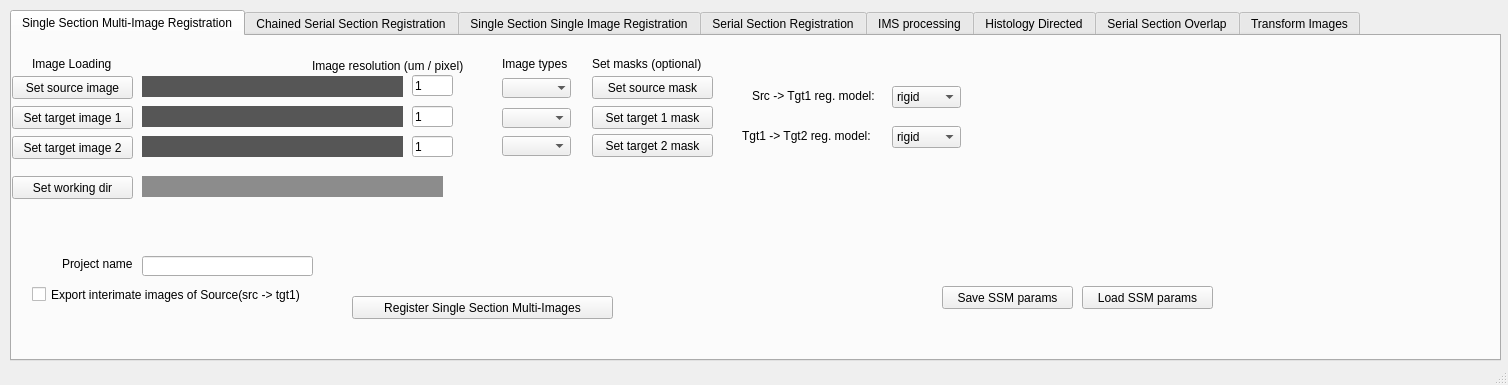
NHPatterson/regToolboxMSRC, file regToolboxMSRC/GUI/MSRC_toolbox_v0_3.ui: the form before one commit.
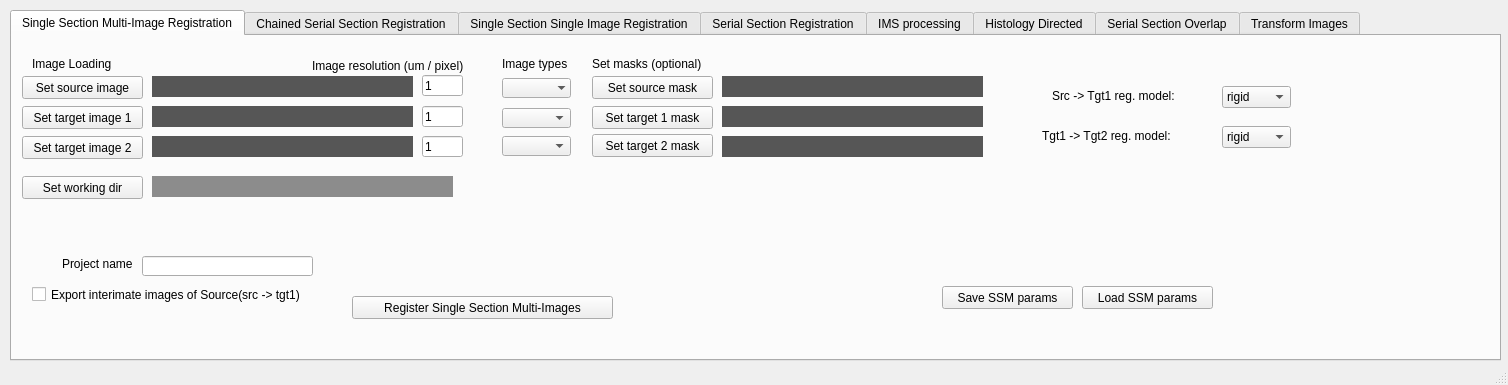
The form after the commit.

The edit to the form file:
```diff
--- a/regToolboxMSRC/GUI/MSRC_toolbox_v0_3.ui
+++ b/regToolboxMSRC/GUI/MSRC_toolbox_v0_3.ui
@@ -46,7 +46,7 @@
      <widget class="QPushButton" name="SSM_button_source">
       <property name="geometry">
        <rect>
-        <x>0</x>
+        <x>10</x>
         <y>40</y>
         <width>121</width>
         <height>23</height>
@@ -62,7 +62,7 @@
      <widget class="QPushButton" name="SSM_button_target2">
       <property name="geometry">
        <rect>
-        <x>0</x>
+        <x>10</x>
         <y>100</y>
         <width>121</width>
         <height>23</height>
@@ -75,7 +75,7 @@
      <widget class="QPushButton" name="SSM_button_wd">
       <property name="geometry">
        <rect>
-        <x>0</x>
+        <x>10</x>
         <y>140</y>
         <width>121</width>
         <height>23</height>
@@ -88,7 +88,7 @@
      <widget class="QLabel" name="SSM_textbox_source">
       <property name="geometry">
        <rect>
-        <x>130</x>
+        <x>140</x>
         <y>40</y>
         <width>261</width>
         <height>21</height>
@@ -106,7 +106,7 @@
      <widget class="QLabel" name="SSM_textbox_target2">
       <property name="geometry">
        <rect>
-        <x>130</x>
+        <x>140</x>
         <y>100</y>
         <width>261</width>
         <height>21</height>
@@ -124,7 +124,7 @@
      <widget class="QLabel" name="SSM_textbox_wd">
       <property name="geometry">
        <rect>
-        <x>130</x>
+        <x>140</x>
         <y>140</y>
         <width>301</width>
         <height>21</height>
@@ -265,7 +265,7 @@
      <widget class="QPushButton" name="SSM_button_target1">
       <property name="geometry">
        <rect>
-        <x>0</x>
+        <x>10</x>
         <y>70</y>
         <width>121</width>
         <height>23</height>
@@ -278,7 +278,7 @@
      <widget class="QLabel" name="SSM_textbox_target1">
       <property name="geometry">
        <rect>
-        <x>130</x>
+        <x>140</x>
         <y>70</y>
         <width>261</width>
         <height>21</height>
@@ -322,7 +322,7 @@
      <widget class="QComboBox" name="SSM_Reg_model1">
       <property name="geometry">
        <rect>
-        <x>880</x>
+        <x>1210</x>
         <y>50</y>
         <width>69</width>
         <height>22</height>
@@ -357,7 +357,7 @@
      <widget class="QComboBox" name="SSM_Reg_model2">
       <property name="geometry">
        <rect>
-        <x>880</x>
+        <x>1210</x>
         <y>90</y>
         <width>69</width>
         <height>22</height>
@@ -392,7 +392,7 @@
      <widget class="QLabel" name="SSM_regmodel_s1t1_label">
       <property name="geometry">
        <rect>
-        <x>740</x>
+        <x>1040</x>
         <y>50</y>
         <width>141</width>
         <height>20</height>
@@ -405,7 +405,7 @@
      <widget class="QLabel" name="SSM_regmodel_t1t2_label">
       <property name="geometry">
        <rect>
-        <x>730</x>
+        <x>1030</x>
         <y>90</y>
         <width>151</width>
         <height>20</height>
@@ -447,7 +447,7 @@
      <widget class="QLineEdit" name="SSM_src_reso">
       <property name="geometry">
        <rect>
-        <x>400</x>
+        <x>410</x>
         <y>39</y>
         <width>41</width>
         <height>21</height>
@@ -460,7 +460,7 @@
      <widget class="QLineEdit" name="SSM_tgt1_reso">
       <property name="geometry">
        <rect>
-        <x>400</x>
+        <x>410</x>
         <y>70</y>
         <width>41</width>
         <height>21</height>
@@ -473,7 +473,7 @@
      <widget class="QLineEdit" name="SSM_tgt2_reso">
       <property name="geometry">
        <rect>
-        <x>400</x>
+        <x>410</x>
         <y>100</y>
         <width>41</width>
         <height>21</height>
@@ -509,6 +509,60 @@
        <string>Save SSM params</string>
       </property>
      </widget>
+     <widget class="QLabel" name="SSM_textbox_target2_mask">
+      <property name="geometry">
+       <rect>
+        <x>710</x>
+        <y>100</y>
+        <width>261</width>
+        <height>21</height>
+       </rect>
+      </property>
+      <property name="styleSheet">
+       <string notr="true">background-color: rgb(86, 86, 86);
+font: italic 8pt &quot;Arial&quot;;
+color: rgb(255, 255, 255);</string>
+      </property>
+      <property name="text">
+       <string/>
+      </property>
+     </widget>
+     <widget class="QLabel" name="SSM_textbox_source_mask">
+      <property name="geometry">
+       <rect>
+        <x>710</x>
+        <y>40</y>
+        <width>261</width>
+        <height>21</height>
+       </rect>
+      </property>
+      <property name="styleSheet">
+       <string notr="true">background-color: rgb(86, 86, 86);
+font: italic 8pt &quot;Arial&quot;;
+color: rgb(255, 255, 255);</string>
+      </property>
+      <property name="text">
+       <string/>
+      </property>
+     </widget>
+     <widget class="QLabel" name="SSM_textbox_target1_mask">
+      <property name="geometry">
+       <rect>
+        <x>710</x>
+        <y>70</y>
+        <width>261</width>
+        <height>21</height>
+       </rect>
+      </property>
+      <property name="styleSheet">
+       <string notr="true">background-color: rgb(86, 86, 86);
+font: italic 8pt &quot;Arial&quot;;
+color: rgb(255, 255, 255);</string>
+      </property>
+      <property name="text">
+       <string/>
+      </property>
+     </widget>
     </widget>
     <widget class="QWidget" name="MultiSecChained">
      <attribute name="title">
```
Left out of the diff: 168 changed lines with no effect on the pictures.
